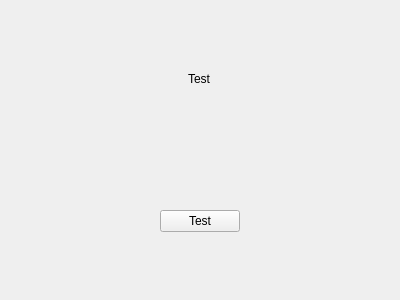
The window that PyQt-GUIProject/calibration.ui (Notaweedle/Pro100_Voice_rec) describes before a commit, drawn with Qt 5.
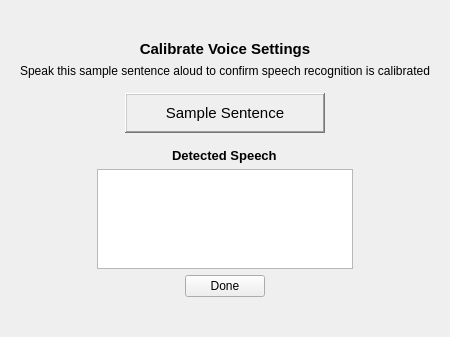
The same window after the commit. Icons and pictures are not drawn.

```diff
--- a/PyQt-GUIProject/calibration.ui
+++ b/PyQt-GUIProject/calibration.ui
@@ -14,20 +14,210 @@
    <string>Form</string>
   </property>
   <layout class="QVBoxLayout" name="verticalLayout">
+   <property name="leftMargin">
+    <number>20</number>
+   </property>
+   <property name="topMargin">
+    <number>0</number>
+   </property>
+   <property name="rightMargin">
+    <number>20</number>
+   </property>
+   <property name="bottomMargin">
+    <number>0</number>
+   </property>
+   <item>
+    <spacer name="verticalSpacer">
+     <property name="orientation">
+      <enum>Qt::Orientation::Vertical</enum>
+     </property>
+     <property name="sizeType">
+      <enum>QSizePolicy::Policy::MinimumExpanding</enum>
+     </property>
+     <property name="sizeHint" stdset="0">
+      <size>
+       <width>20</width>
+       <height>40</height>
+      </size>
+     </property>
+    </spacer>
+   </item>
+   <item>
+    <widget class="QLabel" name="label_2">
+     <property name="font">
+      <font>
+       <pointsize>11</pointsize>
+       <bold>true</bold>
+      </font>
+     </property>
+     <property name="text">
+      <string>Calibrate Voice Settings</string>
+     </property>
+     <property name="alignment">
+      <set>Qt::AlignmentFlag::AlignCenter</set>
+     </property>
+    </widget>
+   </item>
+   <item>
+    <widget class="QLabel" name="label_3">
+     <property name="text">
+      <string>Speak this sample sentence aloud to confirm speech recognition is calibrated</string>
+     </property>
+     <property name="alignment">
+      <set>Qt::AlignmentFlag::AlignCenter</set>
+     </property>
+    </widget>
+   </item>
+   <item>
+    <widget class="QWidget" name="widget" native="true">
+     <layout class="QHBoxLayout" name="horizontalLayout_2">
+      <item>
+       <spacer name="horizontalSpacer_3">
+        <property name="orientation">
+         <enum>Qt::Orientation::Horizontal</enum>
+        </property>
+        <property name="sizeHint" stdset="0">
+         <size>
+          <width>40</width>
+          <height>20</height>
+         </size>
+        </property>
+       </spacer>
+      </item>
+      <item>
+       <widget class="QFrame" name="verticalFrame">
+        <property name="minimumSize">
+         <size>
+          <width>200</width>
+          <height>0</height>
+         </size>
+        </property>
+        <property name="frameShape">
+         <enum>QFrame::Shape::WinPanel</enum>
+        </property>
+        <property name="frameShadow">
+         <enum>QFrame::Shadow::Raised</enum>
+        </property>
+        <layout class="QVBoxLayout" name="verticalLayout_2">
+         <item>
+          <widget class="QLabel" name="label_4">
+           <property name="font">
+            <font>
+             <pointsize>11</pointsize>
+            </font>
+           </property>
+           <property name="text">
+            <string>Sample Sentence</string>
+           </property>
+           <property name="alignment">
+            <set>Qt::AlignmentFlag::AlignCenter</set>
+           </property>
+          </widget>
+         </item>
+        </layout>
+       </widget>
+      </item>
+      <item>
+       <spacer name="horizontalSpacer_4">
+        <property name="orientation">
+         <enum>Qt::Orientation::Horizontal</enum>
+        </property>
+        <property name="sizeHint" stdset="0">
+         <size>
+          <width>40</width>
+          <height>20</height>
+         </size>
+        </property>
+       </spacer>
+      </item>
+     </layout>
+    </widget>
+   </item>
    <item alignment="Qt::AlignmentFlag::AlignHCenter|Qt::AlignmentFlag::AlignVCenter">
     <widget class="QLabel" name="label">
+     <property name="font">
+      <font>
+       <pointsize>10</pointsize>
+       <bold>true</bold>
+      </font>
+     </property>
      <property name="text">
-      <string>Test</string>
+      <string>Detected Speech</string>
      </property>
     </widget>
    </item>
+   <item>
+    <layout class="QHBoxLayout" name="horizontalLayout">
+     <item>
+      <spacer name="horizontalSpacer">
+       <property name="orientation">
+        <enum>Qt::Orientation::Horizontal</enum>
+       </property>
+       <property name="sizeType">
+        <enum>QSizePolicy::Policy::Expanding</enum>
+       </property>
+       <property name="sizeHint" stdset="0">
+        <size>
+         <width>40</width>
+         <height>1</height>
+        </size>
+       </property>
+      </spacer>
+     </item>
+     <item>
+      <widget class="QListView" name="listView">
+       <property name="sizePolicy">
+        <sizepolicy hsizetype="MinimumExpanding" vsizetype="MinimumExpanding">
+         <horstretch>0</horstretch>
+         <verstretch>0</verstretch>
+        </sizepolicy>
+       </property>
+       <property name="minimumSize">
+        <size>
+         <width>150</width>
+         <height>100</height>
+        </size>
+       </property>
+      </widget>
+     </item>
+     <item>
+      <spacer name="horizontalSpacer_2">
+       <property name="orientation">
+        <enum>Qt::Orientation::Horizontal</enum>
+       </property>
+       <property name="sizeHint" stdset="0">
+        <size>
+         <width>40</width>
+         <height>1</height>
+        </size>
+       </property>
+      </spacer>
+     </item>
+    </layout>
+   </item>
    <item alignment="Qt::AlignmentFlag::AlignHCenter|Qt::AlignmentFlag::AlignVCenter">
     <widget class="QPushButton" name="pushButton">
      <property name="text">
-      <string>Test</string>
+      <string>Done</string>
      </property>
     </widget>
    </item>
+   <item>
+    <spacer name="verticalSpacer_2">
+     <property name="orientation">
+      <enum>Qt::Orientation::Vertical</enum>
+     </property>
+     <property name="sizeType">
+      <enum>QSizePolicy::Policy::MinimumExpanding</enum>
+     </property>
+     <property name="sizeHint" stdset="0">
+      <size>
+       <width>20</width>
+       <height>40</height>
+      </size>
+     </property>
+    </spacer>
+   </item>
   </layout>
  </widget>
  <resources/>
```
Left out of the diff: 10 changed lines with no effect on the pictures.
